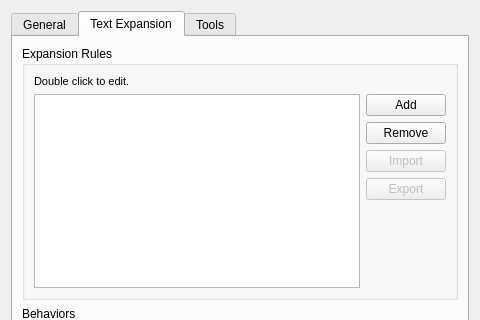
Before: the Qt Designer form config-gui/controller.ui in BoGoEngine/ibus-bogo, drawn with Qt 5; both pictures show x 0 to 480 and y 0 to 320 of the 480 by 475 pixel window.
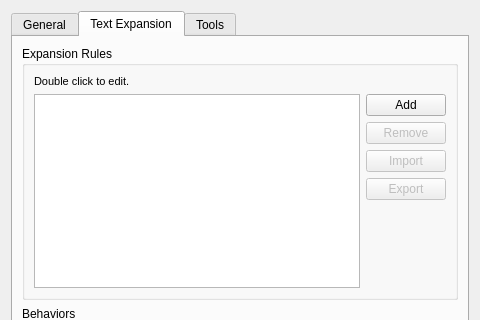
After: the same form once the commit is applied. The open tabs and pages were chosen to show the change.

Commit message:
Refactor expansion table view
- Alternate row colors and hide grid
- Only enable the Remove button when there are selected items
- The Remove button can now remove many rows at once
- Rename some snake_case functions to camelCase

The edit to the form file:
```diff
--- a/config-gui/controller.ui
+++ b/config-gui/controller.ui
@@ -202,6 +202,9 @@
             </item>
             <item row="2" column="4">
              <widget class="QPushButton" name="removeButton">
+              <property name="enabled">
+               <bool>false</bool>
+              </property>
               <property name="sizePolicy">
                <sizepolicy hsizetype="Minimum" vsizetype="Fixed">
                 <horstretch>0</horstretch>
```
The commit also changes 2 other files.
